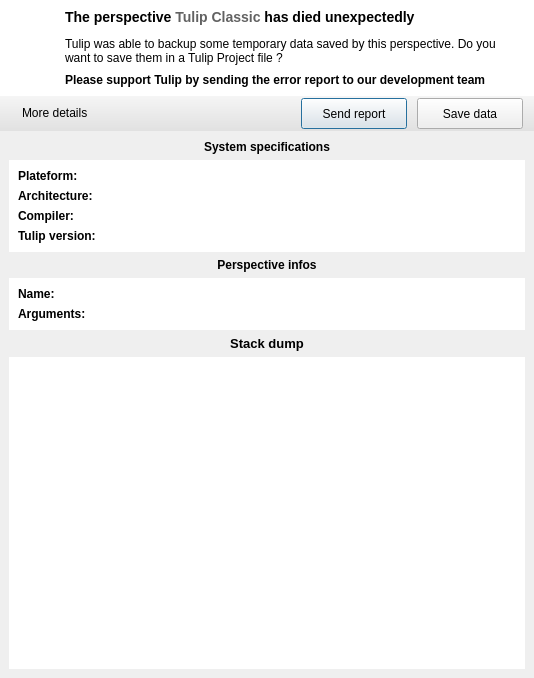
Qt form software/tulip/designer/TulipPerspectiveCrashHandler.ui (vadivelselvaraj/TulipGLImprovement) before a commit.
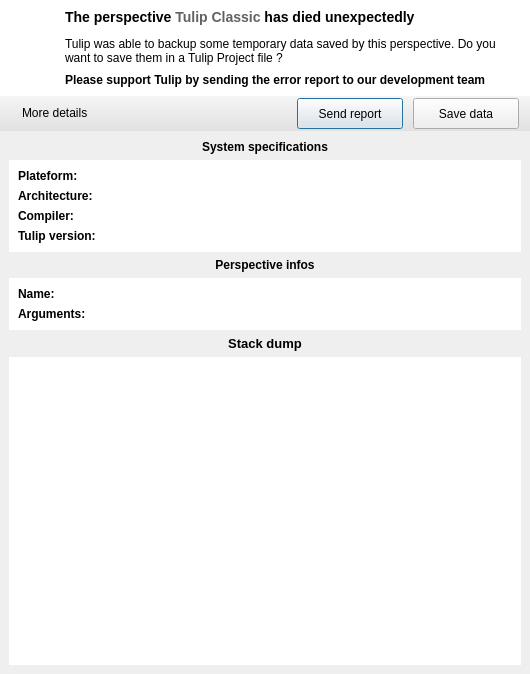
The same form after that commit. Icons and pictures are not drawn.

```diff
--- a/software/tulip/designer/TulipPerspectiveCrashHandler.ui
+++ b/software/tulip/designer/TulipPerspectiveCrashHandler.ui
@@ -6,8 +6,8 @@
    <rect>
     <x>0</x>
     <y>0</y>
-    <width>534</width>
-    <height>678</height>
+    <width>530</width>
+    <height>674</height>
    </rect>
   </property>
   <property name="windowTitle">
```
